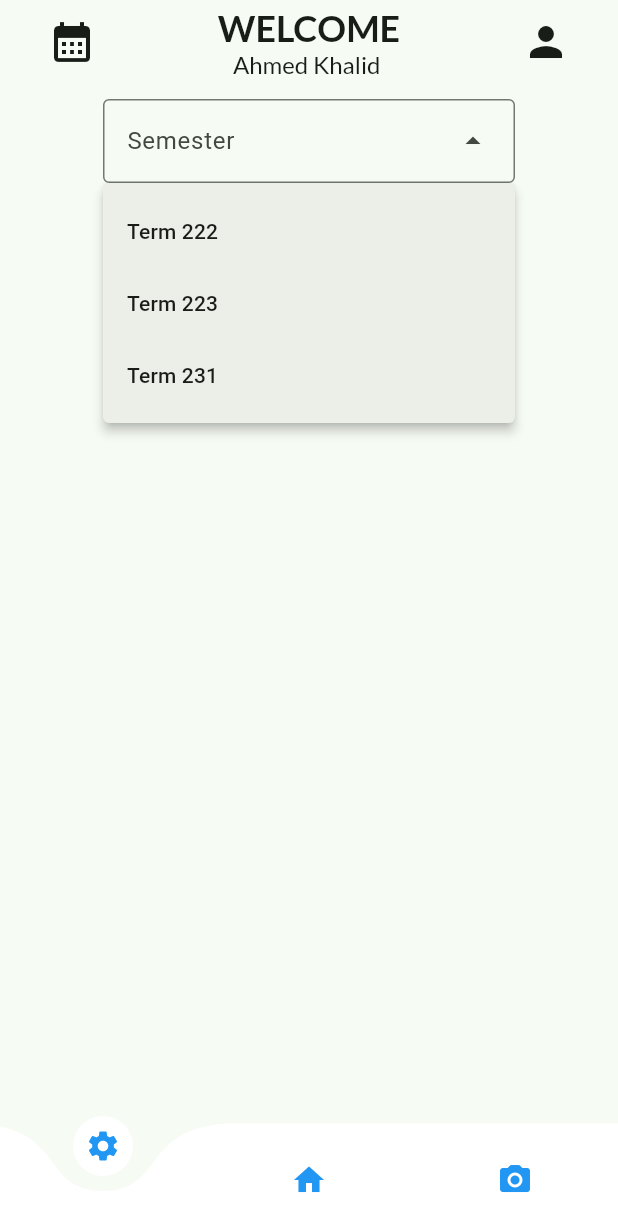
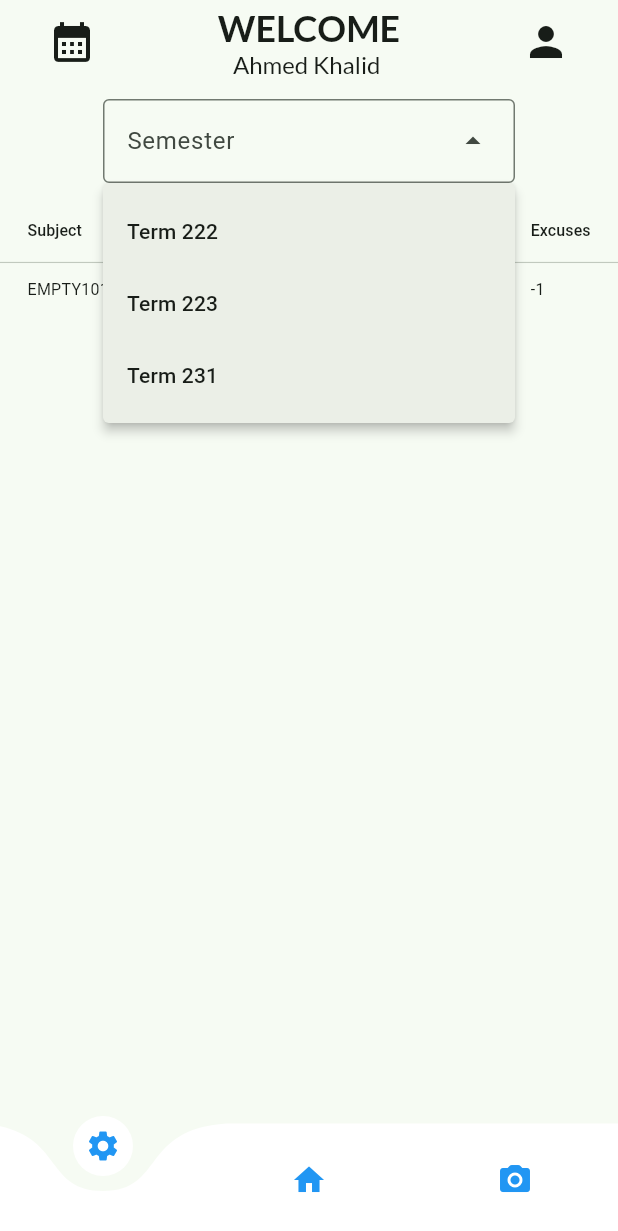
Before and after one commit to MaherWasel/kfupm_app, a Flutter app: the screen it shows after launch, after a tap on "Login", after a tap on "Term 222", on a phone screen of 412 x 824 dp. Shown: the top 1231 px of the screen. Run offline on Flutter 3.47's test engine with Material 3 defaults, Android fonts, the phone set to English and light mode, and no system bars; drawn by our look-alikes of curved_navigation_bar; our stand-ins replace firebase_core, flutter_riverpod, google_fonts, riverpod_annotation; accounts and stored records are empty; generated files the repository leaves out were written again.

Commit message:
finish attendance page

```diff
--- a/lib/features/attendance/attendance_screen.dart
+++ b/lib/features/attendance/attendance_screen.dart
@@ -1,20 +1,36 @@
 import 'package:flutter/material.dart';
+import 'package:flutter_riverpod/flutter_riverpod.dart';
+import 'package:kfupm_app/features/attendance/attendance_screen_controller.dart';
 import 'package:kfupm_app/features/home/presentation/home_page_appBar.dart';
 import 'package:kfupm_app/features/home/presentation/home_page_bottomBar.dart';
 import 'package:kfupm_app/features/attendance/semesters_dropdown.dart';
 
-class AttendanceScreen extends StatelessWidget {
+class AttendanceScreen extends ConsumerWidget {
   const AttendanceScreen({super.key});
 
   @override
-  Widget build(BuildContext context) {
+  Widget build(BuildContext context, WidgetRef ref) {
+    final state = ref.watch(attendanceScreenControllerProvider);
+    final controller = ref.read(attendanceScreenControllerProvider.notifier);
+
     return Scaffold(
       appBar: const HomePageAppBar(),
       bottomNavigationBar: HomePageBottomBar(),
       body: Column(
         children: [
           SemesterDropDown(),
-          //Put a data table that updates based on the controller
+          FittedBox(
+            child: DataTable(
+              columns: const <DataColumn>[
+                DataColumn(label: Text('Subject')),
+                DataColumn(label: Text('Section')),
+                DataColumn(label: Text('Absences')),
+                DataColumn(label: Text('Lates')),
+                DataColumn(label: Text('Excuses')),
+              ],
+              rows: controller.getData(),
+            ),
+          )
         ],
       ),
     );
--- a/lib/features/attendance/attendance_screen_controller.dart
+++ b/lib/features/attendance/attendance_screen_controller.dart
@@ -1,18 +1,28 @@
 import 'package:flutter/material.dart';
 import 'package:kfupm_app/features/attendance/subject_model.dart';
 import 'package:riverpod_annotation/riverpod_annotation.dart';
+import 'package:kfupm_app/features/attendance/attendance_screen_controller.dart';
 
 part 'attendance_screen_controller.g.dart';
 
 @riverpod
 class AttendanceScreenController extends _$AttendanceScreenController {
+  String semesterNum = '';
+
   @override
   FutureOr<void> build() {}
 
+  void updateSemester(String newSemester) {
+    state = const AsyncValue.loading();
+    semesterNum = newSemester;
+    state = const AsyncValue.data(null);
+  }
+
   //Get subjects corresponding to semester from firebase
-  List<SubjectModel> getSubjects(String semesterNum) {
+  List<SubjectModel> getSubjects() {
     switch (semesterNum) {
       case 'Term 222':
+        print('222');
         SubjectModel math201 = SubjectModel(
             name: 'MATH201', section: 01, absences: 0, lates: 1, excuses: 0);
         SubjectModel engl102 = SubjectModel(
@@ -26,6 +36,7 @@ class AttendanceScreenController extends _$AttendanceScreenController {
         return [math201, engl102, phys102, ise291, coe292];
 
       case 'Term 223':
+        print('reached');
         SubjectModel engl214 = SubjectModel(
             name: 'ENGL102', section: 02, absences: 1, lates: 1, excuses: 0);
         SubjectModel ics253 = SubjectModel(
@@ -45,19 +56,23 @@ class AttendanceScreenController extends _$AttendanceScreenController {
 
       default:
         SubjectModel def = SubjectModel(
-            name: 'ERR404', section: -1, absences: -1, lates: -1, excuses: -1);
+            name: 'EMPTY101',
+            section: -1,
+            absences: -1,
+            lates: -1,
+            excuses: -1);
         return [def];
     }
   }
 
   //Formats list of subjects into a list of data rows
-  List<DataRow> getData(String semesterNum) {
+  List<DataRow> getData() {
     List<DataRow> data = [];
 
     //get list of subjects
-    final dataRows = getSubjects(semesterNum);
+    List<SubjectModel> subjects = getSubjects();
 
-    dataRows.forEach((element) {
+    subjects.forEach((element) {
       data.add(DataRow(
         cells: <DataCell>[
           DataCell(Text(element.name)),
--- a/lib/features/attendance/semesters_dropdown.dart
+++ b/lib/features/attendance/semesters_dropdown.dart
@@ -1,5 +1,6 @@
 import 'package:flutter/material.dart';
 import 'package:flutter_riverpod/flutter_riverpod.dart';
+import 'package:kfupm_app/features/attendance/attendance_screen_controller.dart';
 
 class SemesterDropDown extends ConsumerWidget {
   @override
@@ -9,7 +10,7 @@ class SemesterDropDown extends ConsumerWidget {
     final List<String> semesters = ['Term 222', 'Term 223', 'Term 231'];
 
     //getting the controller
-    // final controller = ref.watch(attendaceScreenControllerProvider.notifier);
+    final controller = ref.read(attendanceScreenControllerProvider.notifier);
 
     return Center(
       child: Container(
@@ -18,12 +19,11 @@ class SemesterDropDown extends ConsumerWidget {
           children: [
             DropdownMenu(
               width: (2 / 3) * MediaQuery.of(context).size.width,
-
               label: const Text('Semester'),
               onSelected: (value) {
                 if (value != null) {
-                  //show table based on the semester
-                  // call function from contorller
+                  print('reached here');
+                  controller.updateSemester(value);
                 }
               },
 
--- a/lib/main.dart
+++ b/lib/main.dart
@@ -1,12 +1,13 @@
 import 'package:firebase_core/firebase_core.dart';
 import 'package:flutter/material.dart';
+import 'package:flutter_riverpod/flutter_riverpod.dart';
 import 'package:kfupm_app/features/authentication/presentation/login_screen.dart';
 import 'package:kfupm_app/firebase_options.dart';
 
 Future<void> main() async {
   WidgetsFlutterBinding.ensureInitialized();
   await Firebase.initializeApp(options: DefaultFirebaseOptions.android);
-  runApp(const MyApp());
+  runApp(const ProviderScope(child: MyApp()));
 }
 
 class MyApp extends StatelessWidget {
```
